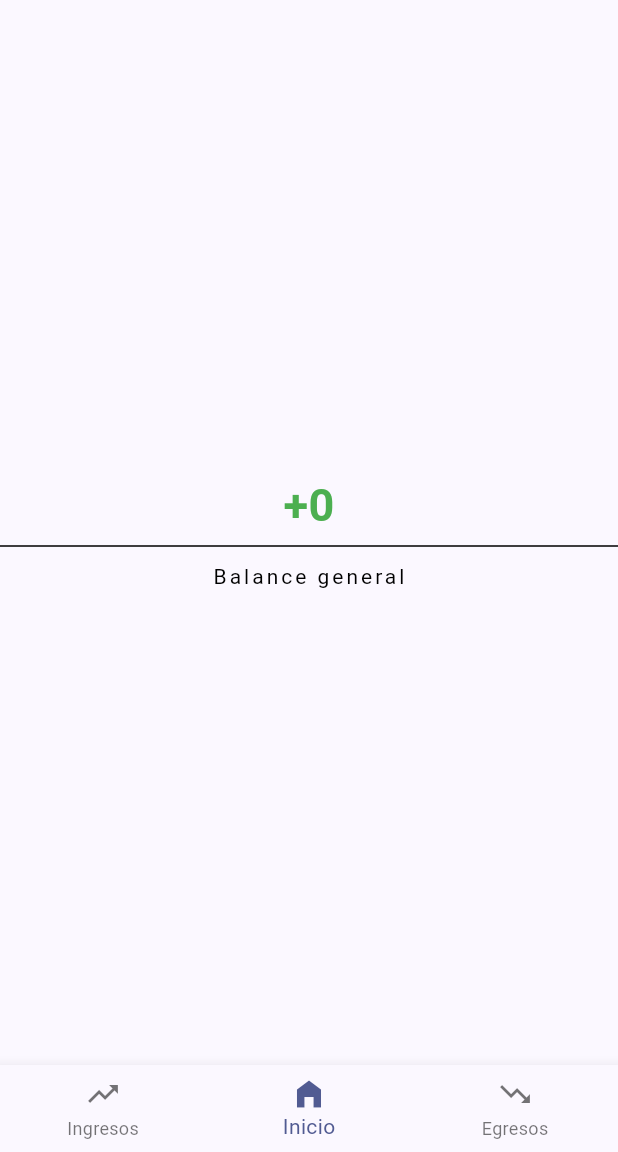
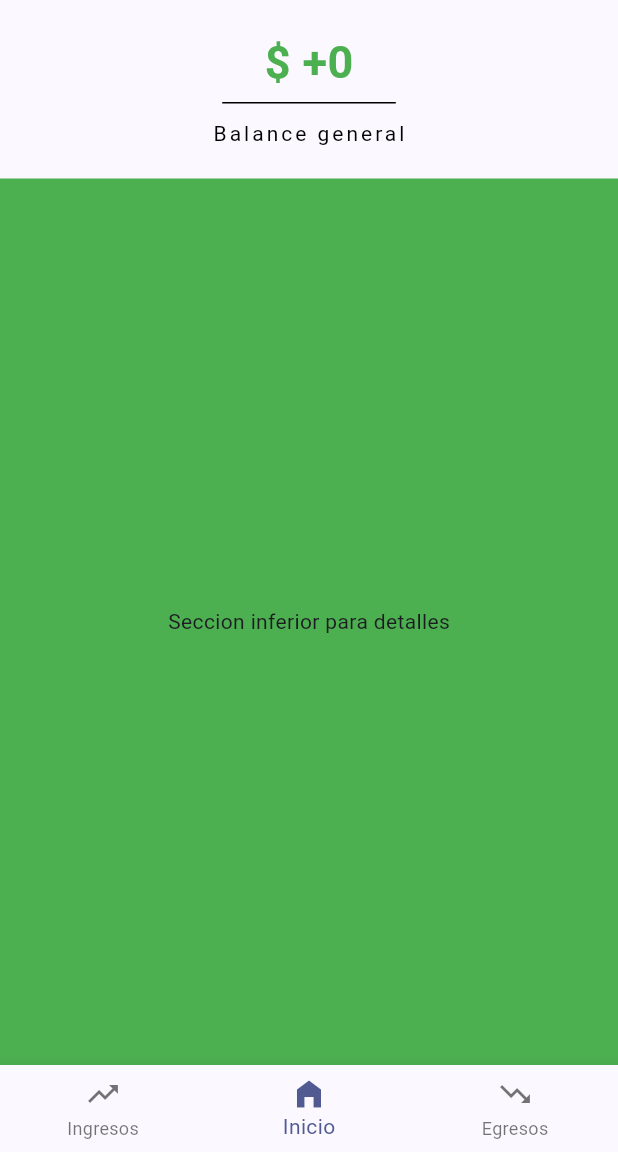
Before and after one commit to victornietol/AplicacionPresupuesto, a Flutter app: the screen it shows after launch, on a phone screen of 412 x 824 dp, the part 84-1236 px from its top. Run offline on Flutter 3.47's test engine with Material 3 defaults, Android fonts, the phone set to English and light mode, and no system bars; our stand-ins replace decimal, sqflite; accounts and stored records are empty.

Commit message:
Ajuste de los elementos de la vista home

```diff
--- a/lib/vistas/home.dart
+++ b/lib/vistas/home.dart
@@ -13,12 +13,20 @@ class MyHomePage extends StatefulWidget {
 }
 
 class _MyHomePageState extends State<MyHomePage> {
-  String _balanceGeneral = "0.0";
+  String _balanceGeneral = "+0.0";
+  final GlobalKey _tamanioTextoBalance = GlobalKey(); // global key para las dimensiones del widget
+  double _lineaAncho = 0.0;
+
 
   @override
   void initState() {
     super.initState();
     obtenerBalance(); // Actualizar balace
+
+    // esperar a que se renderice el widget para obtener su tamanio
+    WidgetsBinding.instance.addPostFrameCallback((_) {
+      _obtenerTamanioTexto();
+    });
 
     // Pruebas
     //_datos = DataBaseOperaciones().obtenerUsuarios();
@@ -60,23 +68,29 @@ class _MyHomePageState extends State<MyHomePage> {
       appBar: AppBar(
         title: Text(
           widget.title,
-          style: TextStyle(
+          style: const TextStyle(
             color: Colors.white,
-            letterSpacing: 1.toDouble()
+            letterSpacing: 1.0
           ),
         ),
           centerTitle: true,
           backgroundColor: const Color(0xFF02013C)
       ),
-      body: Center(
-        child: Column(
-          mainAxisAlignment: MainAxisAlignment.center,
+      body: Column(
         children: <Widget>[
 
+          // Parte superior (Se muestra el balance general)
           Container(
+            width: double.infinity, // Se ajusta a toda la pantalla
+            padding: EdgeInsets.all(20),
+            child: Column(
+              crossAxisAlignment: CrossAxisAlignment.center,
+              children: <Widget>[
+                Container( // Texto balance general
                   padding: EdgeInsets.only(bottom: 5.0),
                   child: Text(
-                _balanceGeneral,
+                    '\$ $_balanceGeneral',
+                    key: _tamanioTextoBalance,
                     style: TextStyle(
                       color: _balanceGeneral.startsWith('+') ? Colors.green : Colors.red,
                       fontSize: 30,
@@ -87,7 +101,7 @@ class _MyHomePageState extends State<MyHomePage> {
 
                 Container( // linea debajo del balance general
                   height: 1.0,
-
+                  width: _lineaAncho+30.0, // Asignar el tamanio de la linea dinamicamente
                   color: Colors.black,
                 ),
 
@@ -99,13 +113,49 @@ class _MyHomePageState extends State<MyHomePage> {
                     color: Colors.black,
                     letterSpacing: 2.0,
                   ),
-            )
-
+                ),
 
               ],
             ),
           ),
-       // This trailing comma makes auto-formatting nicer for build methods.
+
+
+          // Parte inferior de la pantalla (mostrar algunos detalles de ingresos y egresos)
+          Expanded(
+              child: Container(
+                padding: EdgeInsets.all(16),
+                width: double.infinity,
+                color: Colors.green,
+                child: Column(
+                  mainAxisAlignment: MainAxisAlignment.center,
+                  crossAxisAlignment: CrossAxisAlignment.center,
+                  children: <Widget>[
+                    Text(
+                      "Seccion inferior para detalles"
+                    ),
+
+                  ],
+                ),
+              )
+          ),
+
+        ],
+      ),
+
     );
   }
+
+
+
+  // Funcion para obtener el valor del ancho del widget Text despues de renderizarse
+  void _obtenerTamanioTexto() {
+    final RenderBox? renderBox = _tamanioTextoBalance.currentContext?.findRenderObject() as RenderBox?;
+    if(renderBox != null) {
+      final tamanio = renderBox.size;
+      setState(() {
+        _lineaAncho = tamanio.width;
+      });
     }
+  }
+
+}
```
Lines whose indentation alone changed are shown as unchanged.
